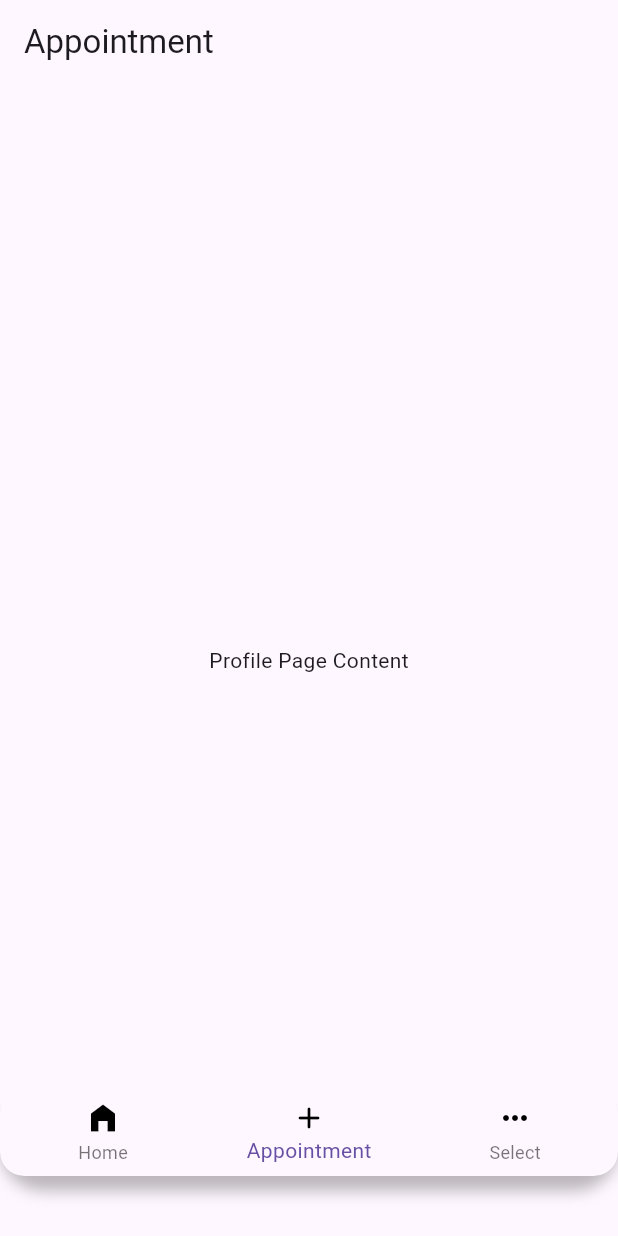
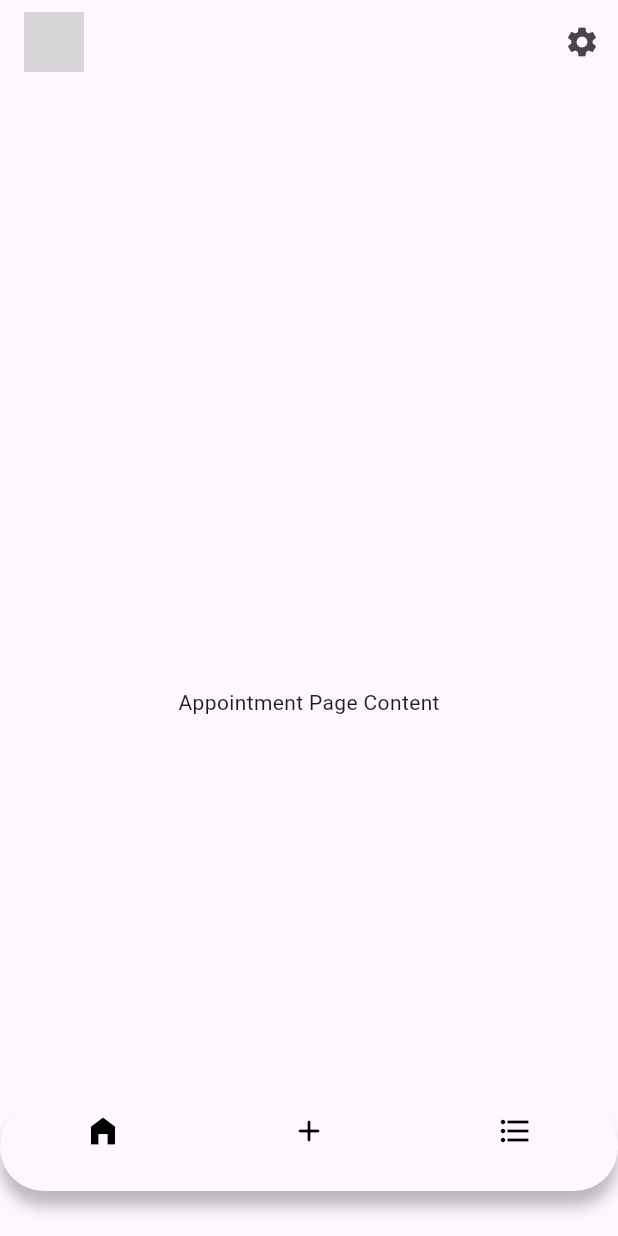
Before and after one commit to Aisurixx/QUEUE-TEETH, a Flutter app: the HomePage screen opened directly, item 2 of the bottom bar chosen, on a phone screen of 412 x 824 dp. Run offline on Flutter 3.47's test engine with Material 3 defaults, Android fonts, the light colour scheme and no system bars; grey boxes are pictures that could not be loaded.

Commit message:
venz commit 5

```diff
--- a/lib/home.dart
+++ b/lib/home.dart
@@ -1,4 +1,5 @@
 import 'package:flutter/material.dart';
+import 'screens/profile.dart';
 
 class HomePage extends StatefulWidget {
   @override
@@ -10,7 +11,7 @@ class _HomePageState extends State<HomePage> {
 
   final List<Widget> _pages = [
     HomeScreen(),
-    MyProfile(),
+    AppointmentPage(),
   ];
 
   final List<IconData> _iconList = [
@@ -19,15 +20,42 @@ class _HomePageState extends State<HomePage> {
   ];
 
   final List<String> _titleList = [
-    'Home',
-    'Appointment',
+    '',
+    '',
   ];
 
   @override
   Widget build(BuildContext context) {
     return Scaffold(
       appBar: AppBar(
-        title: Text(_titleList[_bottomNavIndex]),
+        title: Row(
+          children: [
+            GestureDetector(
+              onTap: () {
+
+                Navigator.push(
+                  context,
+                  MaterialPageRoute(builder: (context) => ProfilePage()), // Updated navigation
+                );
+              },
+              child: CircleAvatar(
+                backgroundImage: AssetImage('assets\pogisivenz.png'), // Replace with your image path
+                radius: 20,
+              ),
+            ),
+            SizedBox(width: 10), // Space between image and text
+            Text(_titleList[_bottomNavIndex]),
+          ],
+        ),
+        actions: [
+          IconButton(
+            icon: Icon(Icons.settings),
+            onPressed: () {
+
+              _showSettingsDialog(context);
+            },
+          ),
+        ],
       ),
       body: Stack(
         children: [
@@ -37,12 +65,12 @@ class _HomePageState extends State<HomePage> {
             left: 0,
             right: 0,
             child: Container(
-              margin: EdgeInsets.only(bottom: 40.0), // Margin to create space from the bottom
+              margin: EdgeInsets.only(bottom: 30.0), // Margin to create space from the bottom
               decoration: const BoxDecoration(
                 color: Colors.white,
                 borderRadius: BorderRadius.vertical(
-                  top: Radius.circular(30.0),
-                  bottom: Radius.circular(30.0),
+                  top: Radius.circular(50.0),
+                  bottom: Radius.circular(50.0),
                 ),
                 boxShadow: [
                   BoxShadow(
@@ -54,8 +82,8 @@ class _HomePageState extends State<HomePage> {
               ),
               child: ClipRRect(
                 borderRadius: const BorderRadius.vertical(
-                  top: Radius.circular(16.0),
-                  bottom: Radius.circular(16.0),
+                  top: Radius.circular(30.0),
+                  bottom: Radius.circular(30.0),
                 ),
                 child: BottomNavigationBar(
                   currentIndex: _bottomNavIndex,
@@ -69,13 +97,12 @@ class _HomePageState extends State<HomePage> {
                       label: _titleList[1],
                     ),
                     const BottomNavigationBarItem(
-                      icon: Icon(Icons.more_horiz, color: Colors.black),
-                      label: 'Select',
+                      icon: Icon(Icons.format_list_bulleted_sharp, color: Colors.black),
+                      label: '',
                     ),
                   ],
                   onTap: (index) {
                     if (index == 2) {
-
                       _showSelectMenu(context);
                     } else {
                       setState(() {
@@ -92,34 +119,54 @@ class _HomePageState extends State<HomePage> {
     );
   }
 
+  void _showSettingsDialog(BuildContext context) {
+    showDialog(
+      context: context,
+      builder: (context) {
+        return AlertDialog(
+          title: Text('Settings'),
+          content: Text('Settings options go here.'),
+          actions: [
+            TextButton(
+              onPressed: () {
+                Navigator.pop(context);
+              },
+              child: Text('Close'),
+            ),
+          ],
+        );
+      },
+    );
+  }
+
   void _showSelectMenu(BuildContext context) {
     showModalBottomSheet(
       context: context,
-      isScrollControlled: true, // Allows custom height and width
+      isScrollControlled: true,
       builder: (context) {
         return Container(
-          width: MediaQuery.of(context).size.width * 0.8, // Set width as 80% of the screen width
+          width: MediaQuery.of(context).size.width * 0.8,
           child: Padding(
             padding: const EdgeInsets.all(16.0),
             child: Column(
               mainAxisSize: MainAxisSize.min,
               children: [
                 ListTile(
-                  leading: const Icon(Icons.calendar_month, color: Colors.black), // Changed to black
+                  leading: const Icon(Icons.calendar_month, color: Colors.black),
                   title: const Text('Calendar'),
                   onTap: () {
                     Navigator.pop(context);
                   },
                 ),
                 ListTile(
-                  leading: const Icon(Icons.location_on, color: Colors.black), // Changed to black
+                  leading: const Icon(Icons.location_on, color: Colors.black),
                   title: const Text('Location'),
                   onTap: () {
                     Navigator.pop(context);
                   },
                 ),
                 ListTile(
-                  leading: Icon(Icons.history_edu, color: Colors.black), // Changed to black
+                  leading: Icon(Icons.history_edu, color: Colors.black),
                   title: Text('History'),
                   onTap: () {
                     Navigator.pop(context);
@@ -143,11 +190,16 @@ class HomeScreen extends StatelessWidget {
   }
 }
 
-class MyProfile extends StatelessWidget {
+class AppointmentPage extends StatelessWidget {
   @override
   Widget build(BuildContext context) {
-    return Center(
-      child: Text('Profile Page Content'),
+    return Scaffold(
+      appBar: AppBar(
+        title: Text(''),
+      ),
+      body: Center(
+        child: Text('Appointment Page Content'),
+      ),
     );
   }
 }
--- a/lib/main.dart
+++ b/lib/main.dart
@@ -6,10 +6,11 @@ void main() {
 }
 
 class MyApp extends StatelessWidget {
-  @override
-  Widget build(BuildContext context) {
-    return MaterialApp(
-      home: SignInPage(), // Use the SignInPage class from login.dart
-    );
-  }
+ @override
+Widget build(BuildContext context) {
+  return MaterialApp(
+    debugShowCheckedModeBanner: false,
+    home: SignInPage(),
+  );
 }
+}
--- a/lib/screens/profile.dart
+++ b/lib/screens/profile.dart
@@ -1,6 +1,6 @@
 import 'package:flutter/material.dart';
 
-class MyProfile extends StatelessWidget {
+class ProfilePage extends StatelessWidget {
   final String imagePath = 'assets/pogisivenz.png';
   final String userName = 'MEOWMEOWMEOW';
 
@@ -56,6 +56,6 @@ class MyProfile extends StatelessWidget {
 
 void main() {
   runApp(MaterialApp(
-    home: MyProfile(),
+    home: ProfilePage(),
   ));
 }
```
